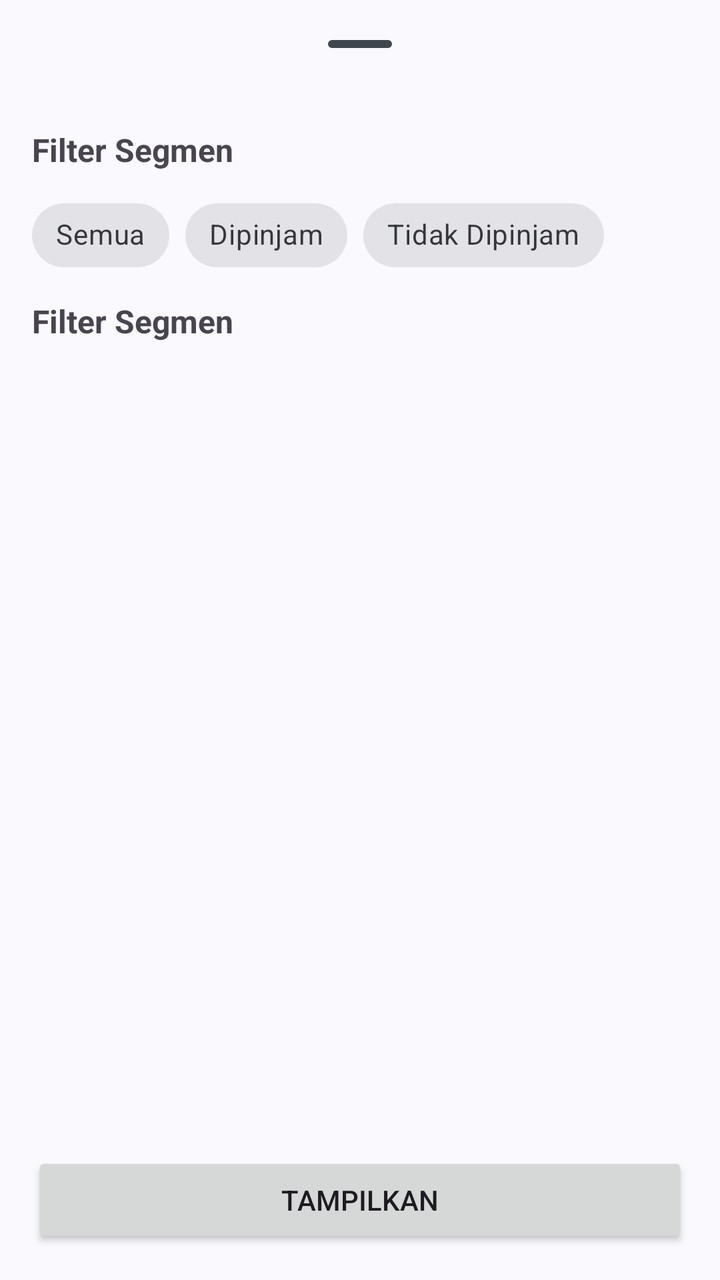
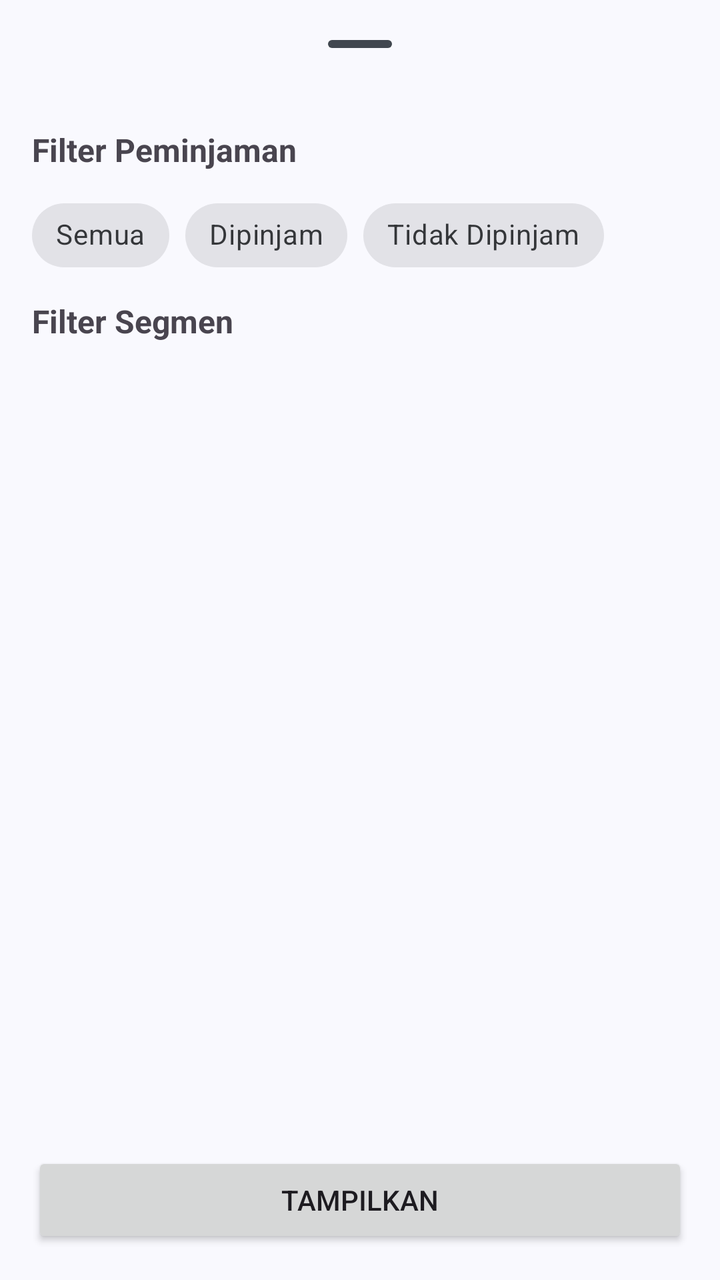

Two renders of the same Android screen: before a commit and after it. Below are the layout's source before the change and the commit's diff.
<!-- AndroidManifest.xml: application theme Theme.BJBDocumentTrackerReader -->
<!-- res/layout/sheet_filter_segment.xml -->
<?xml version="1.0" encoding="utf-8"?>
<androidx.coordinatorlayout.widget.CoordinatorLayout xmlns:android="http://schemas.android.com/apk/res/android"
    xmlns:app="http://schemas.android.com/apk/res-auto"
    android:layout_width="match_parent"
    android:layout_height="match_parent"
    xmlns:tools="http://schemas.android.com/tools">

    
    <FrameLayout
        android:id="@+id/filter_sheet"
        android:layout_width="match_parent"
        android:layout_height="match_parent"
        android:layout_gravity="bottom"
        >

        <LinearLayout
            android:id="@+id/filter_sheet_content"
            android:layout_width="match_parent"
            android:layout_height="match_parent"
            android:orientation="vertical"
            android:paddingHorizontal="16dp"
            android:paddingTop="8dp"
            android:gravity="bottom"
            android:paddingBottom="16dp">

            <com.google.android.material.bottomsheet.BottomSheetDragHandleView
                android:id="@+id/drag_handle"
                android:layout_width="match_parent"
                android:layout_height="wrap_content" />

            <TextView
                android:id="@+id/tvTitleStatus"
                android:layout_width="match_parent"
                android:layout_height="wrap_content"
                android:text="Filter Segmen"
                android:textSize="16sp"
                android:textStyle="bold"
                android:paddingTop="8dp"
                android:paddingBottom="8dp" />
            <com.google.android.material.chip.ChipGroup
                android:id="@+id/chipGroupStatus"
                android:layout_width="wrap_content"
                android:layout_height="wrap_content"
                app:singleSelection="true"
                app:selectionRequired="true"
                app:chipSpacing="8dp">

                <com.google.android.material.chip.Chip
                    android:id="@+id/chipAll"
                    android:layout_width="wrap_content"
                    android:layout_height="wrap_content"
                    android:text="Semua"
                    android:checkable="true"
                    style="@style/Widget.MaterialComponents.Chip.Filter"/>

                <com.google.android.material.chip.Chip
                    android:id="@+id/chipDipinjam"
                    android:layout_width="wrap_content"
                    android:layout_height="wrap_content"
                    android:text="Dipinjam"
                    android:checkable="true"
                    style="@style/Widget.MaterialComponents.Chip.Filter"/>

                <com.google.android.material.chip.Chip
                    android:id="@+id/chipTidakDipinjam"
                    android:layout_width="wrap_content"
                    android:layout_height="wrap_content"
                    android:text="Tidak Dipinjam"
                    android:checkable="true"
                    style="@style/Widget.MaterialComponents.Chip.Filter"/>

            </com.google.android.material.chip.ChipGroup>


            <TextView
                android:id="@+id/tvTitle"
                android:layout_width="match_parent"
                android:layout_height="wrap_content"
                android:text="Filter Segmen"
                android:textSize="16sp"
                android:textStyle="bold"
                android:paddingTop="8dp"
                android:paddingBottom="8dp" />

            <androidx.recyclerview.widget.RecyclerView
                android:id="@+id/rvSegments"
                tools:listitem="@layout/item_filter_segment"
                android:layout_width="match_parent"
                tools:itemCount="11"
                android:layout_height="0dp"
                android:layout_weight="1"
                app:layoutManager="androidx.recyclerview.widget.LinearLayoutManager" />
            <Button
                android:id="@+id/btnApply"
                android:layout_width="match_parent"
                android:layout_height="wrap_content"
                android:text="Tampilkan">
            </Button>
        </LinearLayout>

    </FrameLayout>

</androidx.coordinatorlayout.widget.CoordinatorLayout>
<!-- res/layout/item_filter_segment.xml (included above) -->
<?xml version="1.0" encoding="utf-8"?>
<androidx.appcompat.widget.LinearLayoutCompat xmlns:android="http://schemas.android.com/apk/res/android"
    android:layout_width="match_parent"
    android:paddingHorizontal="16dp"
    android:paddingVertical="8dp"
    android:orientation="horizontal"
    android:layout_height="wrap_content">

    <TextView
        android:id="@+id/tvSegmentName"
        android:layout_width="0dp"
        android:layout_height="wrap_content"
        android:layout_weight="1"
        android:textSize="14sp"
        android:text="Testing lorem ipsum" />

    <RadioButton
        android:id="@+id/rbSelected"
        android:layout_width="wrap_content"
        android:layout_height="wrap_content"
        android:paddingHorizontal="8dp" />

</androidx.appcompat.widget.LinearLayoutCompat>
<!-- resources referenced by this layout -->
<resources>
  <style name="Theme.BJBDocumentTrackerReader" parent="Base.Theme.BJBDocumentTrackerReader" />
  <color name="md_theme_primary">#003C65</color>
  <color name="md_theme_onPrimary">#FFFFFF</color>
  <color name="md_theme_primaryContainer">#286091</color>
  <color name="md_theme_onPrimaryContainer">#FFFFFF</color>
  <color name="md_theme_secondary">#4E6075</color>
  <color name="md_theme_onSecondary">#FFFFFF</color>
  <color name="md_theme_secondaryContainer">#D7E8FF</color>
  <color name="md_theme_onSecondaryContainer">#3A4C60</color>
  <color name="md_theme_tertiary">#502860</color>
  <color name="md_theme_onTertiary">#FFFFFF</color>
  <color name="md_theme_tertiaryContainer">#764B85</color>
  <color name="md_theme_onTertiaryContainer">#FFFFFF</color>
  <color name="md_theme_error">#BA1A1A</color>
  <color name="md_theme_onError">#FFFFFF</color>
  <color name="md_theme_errorContainer">#FFDAD6</color>
  <color name="md_theme_onErrorContainer">#410002</color>
  <color name="md_theme_background">#F9F9FE</color>
  <color name="md_theme_onBackground">#191C1F</color>
  <color name="md_theme_surface">#F9F9FE</color>
  <color name="md_theme_onSurface">#191C1F</color>
  <color name="md_theme_surfaceVariant">#DEE3EC</color>
  <color name="md_theme_onSurfaceVariant">#41474F</color>
  <color name="md_theme_outline">#727780</color>
  <color name="md_theme_outlineVariant">#C1C7D0</color>
  <color name="md_theme_inverseSurface">#2E3134</color>
  <color name="md_theme_inverseOnSurface">#F0F0F5</color>
  <color name="md_theme_inversePrimary">#9BCBFF</color>
  <color name="md_theme_primaryFixed">#D0E4FF</color>
  <color name="md_theme_onPrimaryFixed">#001D34</color>
  <color name="md_theme_primaryFixedDim">#9BCBFF</color>
  <color name="md_theme_onPrimaryFixedVariant">#014A79</color>
  <color name="md_theme_secondaryFixed">#D1E4FD</color>
  <color name="md_theme_onSecondaryFixed">#091D2F</color>
  <color name="md_theme_secondaryFixedDim">#B6C8E0</color>
  <color name="md_theme_onSecondaryFixedVariant">#36485C</color>
  <color name="md_theme_tertiaryFixed">#F9D8FF</color>
  <color name="md_theme_onTertiaryFixed">#300640</color>
  <color name="md_theme_tertiaryFixedDim">#E8B4F7</color>
  <color name="md_theme_onTertiaryFixedVariant">#60366F</color>
  <color name="md_theme_surfaceDim">#D9DADE</color>
  <color name="md_theme_surfaceBright">#F9F9FE</color>
  <color name="md_theme_surfaceContainerLowest">#FFFFFF</color>
  <color name="md_theme_surfaceContainerLow">#F3F3F8</color>
  <color name="md_theme_surfaceContainer">#EDEEF2</color>
  <color name="md_theme_surfaceContainerHigh">#E7E8EC</color>
  <color name="md_theme_surfaceContainerHighest">#E1E2E7</color>
  <!-- unchanged entries left out for length: 1 -->
</resources>

<!-- the commit's change to res/layout/sheet_filter_segment.xml (unified diff, before → after) -->
@@ -32,7 +32,7 @@
                 android:id="@+id/tvTitleStatus"
                 android:layout_width="match_parent"
                 android:layout_height="wrap_content"
-                android:text="Filter Segmen"
+                android:text="Filter Peminjaman"
                 android:textSize="16sp"
                 android:textStyle="bold"
                 android:paddingTop="8dp"
